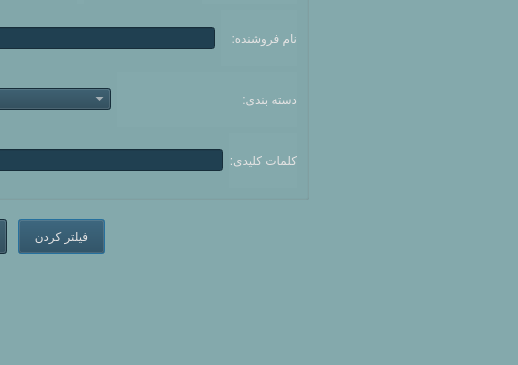
Before: the Qt Designer form Project_Ap/tech_filter.ui in AP-projects-4001/metagoofill, drawn with Qt 5; both pictures show x 282 to 800 and y 251 to 616 of the 800 by 616 pixel window.
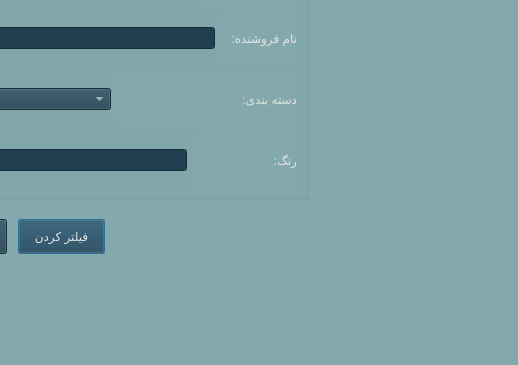
After: the same form once the commit is applied.

What changed in the file:
```diff
--- a/Project_Ap/tech_filter.ui
+++ b/Project_Ap/tech_filter.ui
@@ -251,7 +251,7 @@
 </string>
         </property>
         <property name="text">
-         <string>کلمات کلیدی:</string>
+         <string>رنگ:                        </string>
         </property>
        </widget>
       </item>
```
